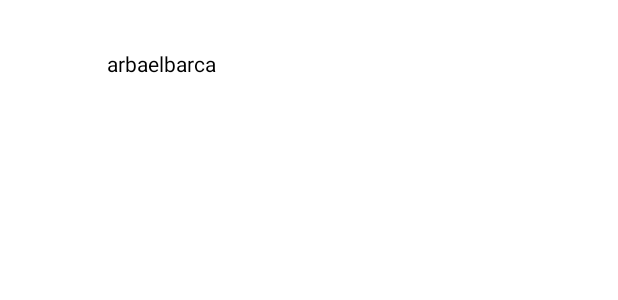
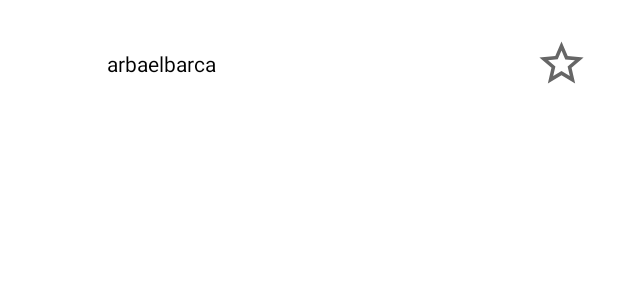
Before and after one commit to arbaelbarca/DaggerHilt-MVVM, an Android app: the layout layout_item_users.xml on its own in the app's theme, with its tools: preview values and no code run, on a phone screen of 412 x 824 dp. Shown: the top 300 px of the screen. Run offline under Robolectric (Android 15) with nearby library versions, the phone set to English and light mode, and no system bars.

```diff
--- a/app/src/main/AndroidManifest.xml
+++ b/app/src/main/AndroidManifest.xml
@@ -12,6 +12,7 @@
         android:roundIcon="@mipmap/ic_launcher_round"
         android:supportsRtl="true"
         android:theme="@style/Theme.Dagger2withretrofitmvvm">
+        <activity android:name=".presentation.ui.DetailUsersActivity"></activity>
         <activity android:name=".MainActivity">
             <intent-filter>
                 <action android:name="android.intent.action.MAIN" />
--- a/app/src/main/java/com/arbaelbarca/dagger2_with_retrofit_mvvm/datasource/ApiService.kt
+++ b/app/src/main/java/com/arbaelbarca/dagger2_with_retrofit_mvvm/datasource/network/ApiService.kt
@@ -1,4 +1,4 @@
-package com.arbaelbarca.dagger2_with_retrofit_mvvm.datasource
+package com.arbaelbarca.dagger2_with_retrofit_mvvm.datasource.network
 
 import com.arbaelbarca.dagger2_with_retrofit_mvvm.domain.response.ResponseUsers
 import retrofit2.http.GET
--- a/app/src/main/java/com/arbaelbarca/dagger2_with_retrofit_mvvm/di/daggerhilt/AppModule.kt
+++ b/app/src/main/java/com/arbaelbarca/dagger2_with_retrofit_mvvm/di/daggerhilt/AppModule.kt
@@ -1,6 +1,6 @@
 package com.arbaelbarca.dagger2_with_retrofit_mvvm.di.daggerhilt
 
-import com.arbaelbarca.dagger2_with_retrofit_mvvm.datasource.ApiService
+import com.arbaelbarca.dagger2_with_retrofit_mvvm.datasource.network.ApiService
 import com.arbaelbarca.dagger2_with_retrofit_mvvm.utils.Constants
 import dagger.Module
 import dagger.Provides
--- /dev/null
+++ b/app/src/main/java/com/arbaelbarca/dagger2_with_retrofit_mvvm/presentation/listener/OnClickItem.kt
@@ -0,0 +1,5 @@
+package com.arbaelbarca.dagger2_with_retrofit_mvvm.presentation.listener
+
+interface OnClickItem {
+    fun ClickItem(pos: Int, any: Any)
+}
--- /dev/null
+++ b/app/src/main/res/drawable/ic_baseline_star_border_24.xml
@@ -0,0 +1,10 @@
+<vector xmlns:android="http://schemas.android.com/apk/res/android"
+    android:width="24dp"
+    android:height="24dp"
+    android:viewportWidth="24"
+    android:viewportHeight="24"
+    android:tint="?attr/colorControlNormal">
+    <path
+        android:fillColor="@android:color/white"
+        android:pathData="M22,9.24l-7.19,-0.62L12,2 9.19,8.63 2,9.24l5.46,4.73L5.82,21 12,17.27 18.18,21l-1.63,-7.03L22,9.24zM12,15.4l-3.76,2.27 1,-4.28 -3.32,-2.88 4.38,-0.38L12,6.1l1.71,4.04 4.38,0.38 -3.32,2.88 1,4.28L12,15.4z" />
+</vector>
--- a/app/src/main/res/layout/layout_item_users.xml
+++ b/app/src/main/res/layout/layout_item_users.xml
@@ -1,5 +1,5 @@
 <?xml version="1.0" encoding="utf-8"?>
-<LinearLayout xmlns:android="http://schemas.android.com/apk/res/android"
+<RelativeLayout xmlns:android="http://schemas.android.com/apk/res/android"
     android:layout_width="match_parent"
     android:layout_height="wrap_content"
     android:layout_margin="10dp"
@@ -16,10 +16,21 @@
         android:id="@+id/tvNameUser"
         android:layout_width="wrap_content"
         android:layout_height="wrap_content"
+        android:layout_centerInParent="true"
         android:layout_gravity="center"
         android:layout_marginStart="6dp"
+        android:layout_toRightOf="@+id/imgUser"
         android:gravity="center|left"
         android:text="arbaelbarca"
         android:textColor="@color/black"
         android:textSize="14sp" />
-</LinearLayout>
+
+    <ImageView
+        android:id="@+id/imgFavUser"
+        android:layout_width="35dp"
+        android:layout_height="35dp"
+        android:layout_alignParentEnd="true"
+        android:layout_centerInParent="true"
+        android:layout_gravity="center|right"
+        android:src="@drawable/ic_baseline_star_border_24" />
+</RelativeLayout>
--- a/build.gradle
+++ b/build.gradle
@@ -6,7 +6,7 @@ buildscript {
         jcenter()
     }
     dependencies {
-        classpath "com.android.tools.build:gradle:4.1.2"
+        classpath "com.android.tools.build:gradle:4.1.3"
         classpath "org.jetbrains.kotlin:kotlin-gradle-plugin:$kotlin_version"
         classpath 'com.google.dagger:hilt-android-gradle-plugin:2.28-alpha'
 
```
Also changed, not shown: app/build.gradle (+7 -1 lines), app/src/main/java/com/arbaelbarca/dagger2_with_retrofit_mvvm/MainActivity.kt (+53 -3 lines), app/src/main/java/com/arbaelbarca/dagger2_with_retrofit_mvvm/adapter/AdapterUsers.kt (+7 -3 lines), app/src/main/java/com/arbaelbarca/dagger2_with_retrofit_mvvm/datasource/local/db/AppDatabase.kt (added, +34 -0 lines), app/src/main/java/com/arbaelbarca/dagger2_with_retrofit_mvvm/datasource/local/db/room/dao/BaseDao.kt (added, +40 -0 lines), app/src/main/java/com/arbaelbarca/dagger2_with_retrofit_mvvm/datasource/local/db/room/dao/UserDao.kt (added, +15 -0 lines), app/src/main/java/com/arbaelbarca/dagger2_with_retrofit_mvvm/datasource/local/db/room/entity/EntityUser.kt (added, +17 -0 lines), app/src/main/java/com/arbaelbarca/dagger2_with_retrofit_mvvm/di/daggerhilt/DatabaseModule.kt (added, +30 -0 lines), app/src/main/java/com/arbaelbarca/dagger2_with_retrofit_mvvm/presentation/ui/DetailUsersActivity.kt (added, +12 -0 lines), app/src/main/java/com/arbaelbarca/dagger2_with_retrofit_mvvm/repository/UserRepository.kt (+17 -2 lines), app/src/main/java/com/arbaelbarca/dagger2_with_retrofit_mvvm/viewmodel/ViewModelMain.kt (+46 -3 lines), app/src/main/res/drawable/ic_baseline_star_24.xml (added, +10 -0 lines), app/src/main/res/layout/activity_detail_users.xml (added, +9 -0 lines).
